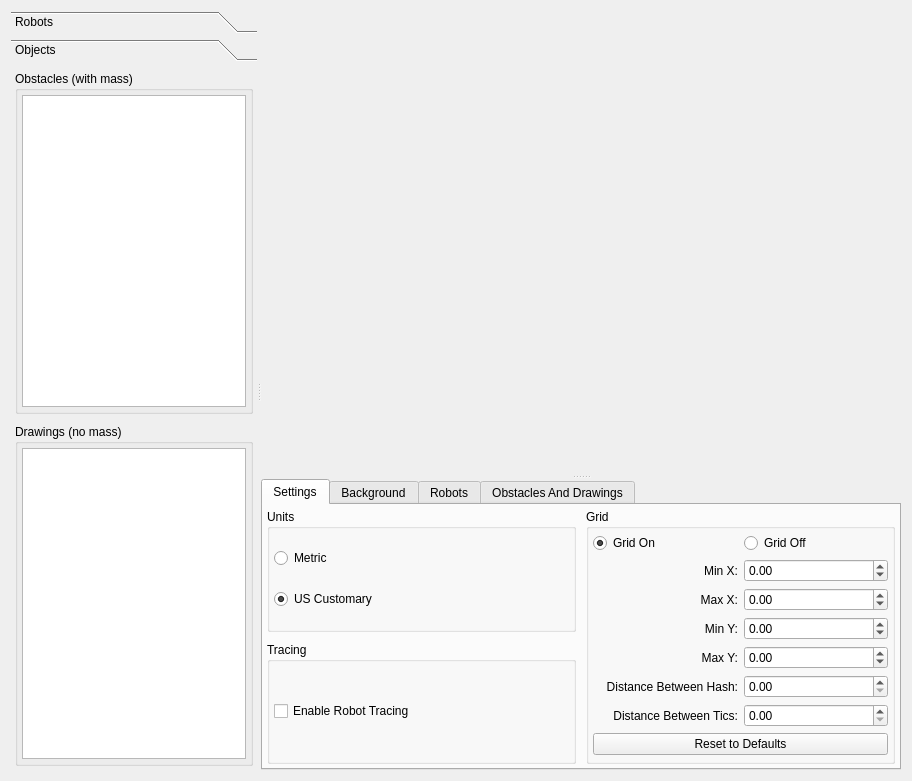
gucwakj/RoboSim, file forms/robosimwidget.ui: the form before one commit.
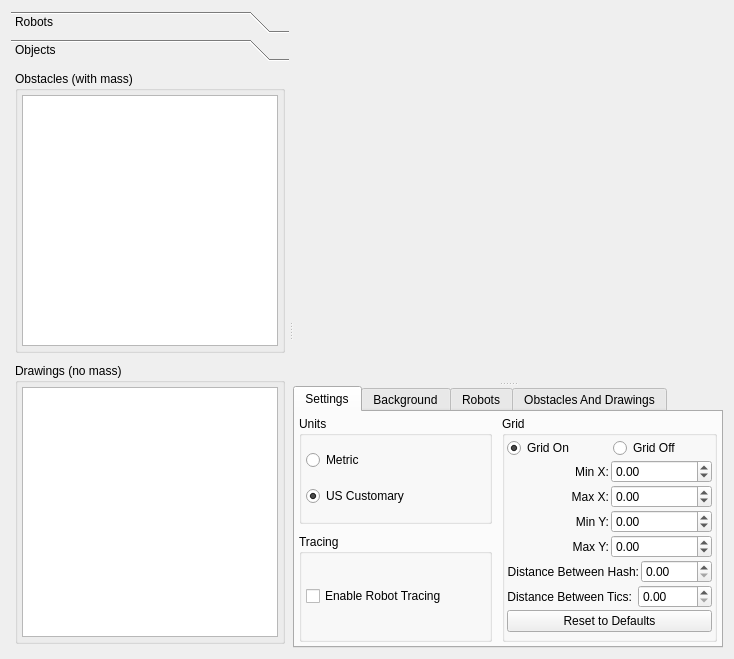
The form after the commit. The open tabs and pages were chosen to show the change. Custom widgets are drawn as their Qt base class.

Commit message: get GUI to shrink to fit on small laptop screens

```diff
--- a/forms/robosimwidget.ui
+++ b/forms/robosimwidget.ui
@@ -6,8 +6,8 @@
    <rect>
     <x>0</x>
     <y>0</y>
-    <width>912</width>
-    <height>781</height>
+    <width>734</width>
+    <height>659</height>
    </rect>
   </property>
   <property name="windowTitle">
@@ -39,7 +39,7 @@
           </size>
          </property>
          <property name="currentIndex">
-          <number>1</number>
+          <number>0</number>
          </property>
          <widget class="QWidget" name="robots">
           <property name="enabled">
@@ -50,7 +50,7 @@
             <x>0</x>
             <y>0</y>
             <width>274</width>
-            <height>707</height>
+            <height>585</height>
            </rect>
           </property>
           <attribute name="label">
@@ -60,16 +60,7 @@
            <property name="spacing">
             <number>10</number>
            </property>
-           <property name="leftMargin">
-            <number>4</number>
-           </property>
-           <property name="topMargin">
-            <number>4</number>
-           </property>
-           <property name="rightMargin">
-            <number>4</number>
-           </property>
-           <property name="bottomMargin">
+           <property name="margin">
             <number>4</number>
            </property>
            <item>
@@ -81,16 +72,7 @@
               <property name="spacing">
                <number>4</number>
               </property>
-              <property name="leftMargin">
-               <number>4</number>
-              </property>
-              <property name="topMargin">
-               <number>4</number>
-              </property>
-              <property name="rightMargin">
-               <number>4</number>
-              </property>
-              <property name="bottomMargin">
+              <property name="margin">
                <number>4</number>
               </property>
               <item>
@@ -182,8 +164,8 @@
            <rect>
             <x>0</x>
             <y>0</y>
-            <width>247</width>
-            <height>707</height>
+            <width>274</width>
+            <height>585</height>
            </rect>
           </property>
           <attribute name="label">
@@ -193,16 +175,7 @@
            <property name="spacing">
             <number>10</number>
            </property>
-           <property name="leftMargin">
-            <number>4</number>
-           </property>
-           <property name="topMargin">
-            <number>4</number>
-           </property>
-           <property name="rightMargin">
-            <number>4</number>
-           </property>
-           <property name="bottomMargin">
+           <property name="margin">
             <number>4</number>
            </property>
            <item>
@@ -214,16 +187,7 @@
               <property name="spacing">
                <number>10</number>
               </property>
-              <property name="leftMargin">
-               <number>4</number>
-              </property>
-              <property name="topMargin">
-               <number>4</number>
-              </property>
-              <property name="rightMargin">
-               <number>4</number>
-              </property>
-              <property name="bottomMargin">
+              <property name="margin">
                <number>4</number>
               </property>
               <item>
@@ -311,16 +275,7 @@
               <property name="spacing">
                <number>10</number>
               </property>
-              <property name="leftMargin">
-               <number>4</number>
-              </property>
-              <property name="topMargin">
-               <number>4</number>
-              </property>
-              <property name="rightMargin">
-               <number>4</number>
-              </property>
-              <property name="bottomMargin">
+              <property name="margin">
                <number>4</number>
               </property>
               <item>
@@ -407,7 +362,7 @@
      </widget>
      <widget class="QSplitter" name="splitter">
       <property name="sizePolicy">
-       <sizepolicy hsizetype="Preferred" vsizetype="Expanding">
+       <sizepolicy hsizetype="Expanding" vsizetype="Minimum">
         <horstretch>2</horstretch>
         <verstretch>0</verstretch>
        </sizepolicy>
@@ -417,15 +372,15 @@
       </property>
       <widget class="QOsgWidget" name="osgWidget" native="true">
        <property name="sizePolicy">
-        <sizepolicy hsizetype="Preferred" vsizetype="Preferred">
+        <sizepolicy hsizetype="Expanding" vsizetype="Expanding">
          <horstretch>0</horstretch>
-         <verstretch>2</verstretch>
+         <verstretch>3</verstretch>
         </sizepolicy>
        </property>
        <property name="minimumSize">
         <size>
-         <width>640</width>
-         <height>360</height>
+         <width>426</width>
+         <height>240</height>
         </size>
        </property>
        <property name="sizeIncrement">
@@ -436,6 +391,24 @@
        </property>
       </widget>
       <widget class="QTabWidget" name="tab_scene">
+       <property name="sizePolicy">
+        <sizepolicy hsizetype="Expanding" vsizetype="Minimum">
+         <horstretch>0</horstretch>
+         <verstretch>0</verstretch>
+        </sizepolicy>
+       </property>
+       <property name="minimumSize">
+        <size>
+         <width>0</width>
+         <height>0</height>
+        </size>
+       </property>
+       <property name="maximumSize">
+        <size>
+         <width>16777215</width>
+         <height>16777215</height>
+        </size>
+       </property>
        <property name="acceptDrops">
         <bool>false</bool>
        </property>
@@ -452,6 +425,12 @@
         <bool>true</bool>
        </property>
        <widget class="QWidget" name="tab_config">
+        <property name="sizePolicy">
+         <sizepolicy hsizetype="Preferred" vsizetype="Preferred">
+          <horstretch>0</horstretch>
+          <verstretch>0</verstretch>
+         </sizepolicy>
+        </property>
         <attribute name="title">
          <string>Settings</string>
         </attribute>
@@ -459,16 +438,7 @@
          <property name="spacing">
           <number>10</number>
          </property>
-         <property name="leftMargin">
-          <number>4</number>
-         </property>
-         <property name="topMargin">
-          <number>4</number>
-         </property>
-         <property name="rightMargin">
-          <number>4</number>
-         </property>
-         <property name="bottomMargin">
+         <property name="margin">
           <number>4</number>
          </property>
          <item>
@@ -484,16 +454,7 @@
                 <property name="spacing">
                  <number>6</number>
                 </property>
-                <property name="leftMargin">
-                 <number>4</number>
-                </property>
-                <property name="topMargin">
-                 <number>4</number>
-                </property>
-                <property name="rightMargin">
-                 <number>4</number>
-                </property>
-                <property name="bottomMargin">
+                <property name="margin">
                  <number>4</number>
                 </property>
                 <item>
@@ -528,16 +489,7 @@
                 <property name="spacing">
                  <number>6</number>
                 </property>
-                <property name="leftMargin">
-                 <number>4</number>
-                </property>
-                <property name="topMargin">
-                 <number>4</number>
-                </property>
-                <property name="rightMargin">
-                 <number>4</number>
-                </property>
-                <property name="bottomMargin">
+                <property name="margin">
                  <number>4</number>
                 </property>
                 <item>
@@ -554,6 +506,15 @@
            </item>
            <item>
             <widget class="QGroupBox" name="group_grid">
+             <property name="enabled">
+              <bool>true</bool>
+             </property>
+             <property name="sizePolicy">
+              <sizepolicy hsizetype="Preferred" vsizetype="Minimum">
+               <horstretch>0</horstretch>
+               <verstretch>0</verstretch>
+              </sizepolicy>
+             </property>
              <property name="title">
               <string>Grid</string>
              </property>
@@ -562,24 +523,27 @@
              </property>
              <layout class="QVBoxLayout" name="verticalLayout_7" stretch="0,0,0,0,0,0,0,0">
               <property name="spacing">
-               <number>6</number>
+               <number>2</number>
               </property>
-              <property name="leftMargin">
-               <number>4</number>
+              <property name="sizeConstraint">
+               <enum>QLayout::SetMinimumSize</enum>
               </property>
-              <property name="topMargin">
-               <number>4</number>
-              </property>
-              <property name="rightMargin">
-               <number>4</number>
-              </property>
-              <property name="bottomMargin">
-               <number>4</number>
+              <property name="margin">
+               <number>2</number>
               </property>
               <item>
                <layout class="QHBoxLayout" name="layout_grid_toggle">
+                <property name="spacing">
+                 <number>6</number>
+                </property>
                 <item>
                  <widget class="QRadioButton" name="grid_on">
+                  <property name="sizePolicy">
+                   <sizepolicy hsizetype="Minimum" vsizetype="Fixed">
+                    <horstretch>0</horstretch>
+                    <verstretch>0</verstretch>
+                   </sizepolicy>
+                  </property>
                   <property name="text">
                    <string>Grid On</string>
                   </property>
@@ -590,6 +554,12 @@
                 </item>
                 <item>
                  <widget class="QRadioButton" name="grid_off">
+                  <property name="sizePolicy">
+                   <sizepolicy hsizetype="Minimum" vsizetype="Fixed">
+                    <horstretch>0</horstretch>
+                    <verstretch>0</verstretch>
+                   </sizepolicy>
+                  </property>
                   <property name="text">
                    <string>Grid Off</string>
                   </property>
@@ -604,6 +574,12 @@
                <layout class="QHBoxLayout" name="layout_grid_x_min">
                 <item>
                  <widget class="QLabel" name="label_grid_x_min">
+                  <property name="sizePolicy">
+                   <sizepolicy hsizetype="Preferred" vsizetype="Preferred">
+                    <horstretch>0</horstretch>
+                    <verstretch>0</verstretch>
+                   </sizepolicy>
+                  </property>
                   <property name="text">
                    <string>Min X:</string>
                   </property>
@@ -614,6 +590,12 @@
                 </item>
                 <item>
                  <widget class="QDoubleSpinBox" name="spin_grid_x_min">
+                  <property name="sizePolicy">
+                   <sizepolicy hsizetype="Minimum" vsizetype="Fixed">
+                    <horstretch>0</horstretch>
+                    <verstretch>0</verstretch>
+                   </sizepolicy>
+                  </property>
                   <property name="minimum">
                    <double>-1000.000000000000000</double>
                   </property>
@@ -641,6 +623,12 @@
                 </item>
                 <item>
                  <widget class="QDoubleSpinBox" name="spin_grid_x_max">
+                  <property name="sizePolicy">
+                   <sizepolicy hsizetype="Minimum" vsizetype="Fixed">
+                    <horstretch>0</horstretch>
+                    <verstretch>0</verstretch>
+                   </sizepolicy>
+                  </property>
                   <property name="minimum">
                    <double>-1000.000000000000000</double>
                   </property>
@@ -668,6 +656,12 @@
                 </item>
                 <item>
                  <widget class="QDoubleSpinBox" name="spin_grid_y_min">
+                  <property name="sizePolicy">
+                   <sizepolicy hsizetype="Minimum" vsizetype="Fixed">
+                    <horstretch>0</horstretch>
+                    <verstretch>0</verstretch>
+                   </sizepolicy>
+                  </property>
                   <property name="minimum">
                    <double>-1000.000000000000000</double>
                   </property>
@@ -722,6 +716,12 @@
                 </item>
                 <item>
                  <widget class="QDoubleSpinBox" name="spin_grid_hash">
+                  <property name="sizePolicy">
+                   <sizepolicy hsizetype="Minimum" vsizetype="Fixed">
+                    <horstretch>0</horstretch>
+                    <verstretch>0</verstretch>
+                   </sizepolicy>
+                  </property>
                   <property name="maximum">
                    <double>1000.000000000000000</double>
                   </property>
@@ -734,6 +734,9 @@
               </item>
               <item>
                <layout class="QHBoxLayout" name="layout_grid_tics">
+                <property name="spacing">
+                 <number>6</number>
+                </property>
                 <item>
                  <widget class="QLabel" name="label_grid_tics">
                   <property name="text">
@@ -778,6 +781,12 @@
          <string>Background</string>
         </attribute>
         <layout class="QVBoxLayout" name="verticalLayout_8">
+         <property name="spacing">
+          <number>10</number>
+         </property>
+         <property name="margin">
+          <number>4</number>
+         </property>
          <item>
           <widget class="QListWidget" name="backgroundListWidget">
            <property name="iconSize">
@@ -837,16 +846,7 @@
          <property name="spacing">
           <number>10</number>
          </property>
-         <property name="leftMargin">
-          <number>4</number>
-         </property>
-         <property name="topMargin">
-          <number>4</number>
-         </property>
-         <property name="rightMargin">
-          <number>4</number>
-         </property>
-         <property name="bottomMargin">
+         <property name="margin">
           <number>4</number>
          </property>
          <item>
@@ -862,6 +862,9 @@
          <property name="spacing">
           <number>10</number>
          </property>
+         <property name="margin">
+          <number>4</number>
+         </property>
          <item>
           <layout class="QHBoxLayout" name="layout_obstacles"/>
          </item>
```
The commit also changes 2 other files.
